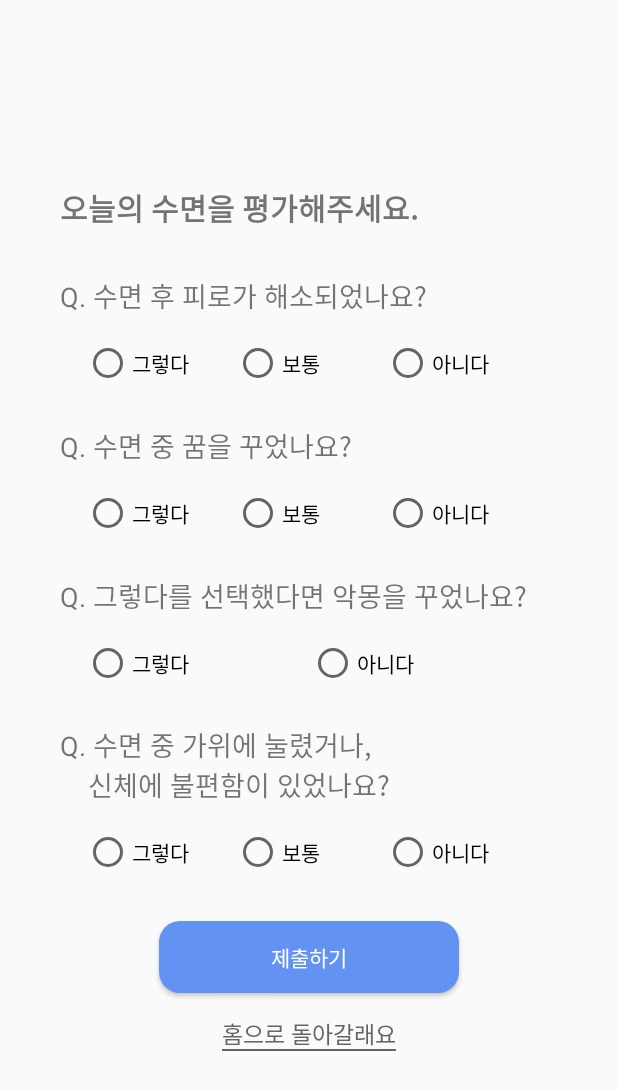
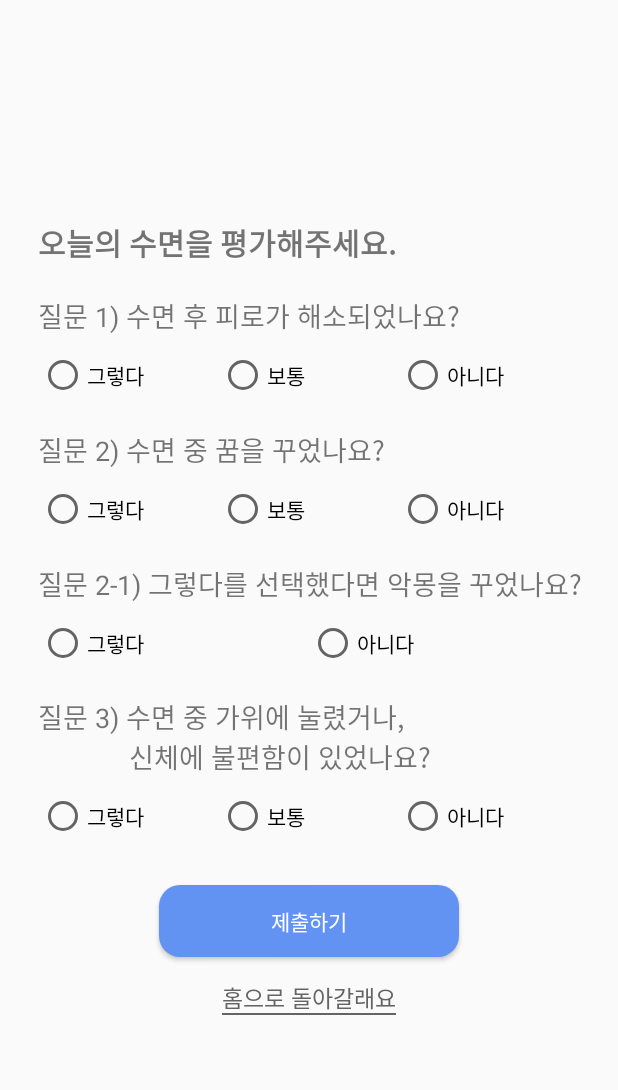
Before and after one commit to GobBaeGiCBNU/AwakeSleep, an Android app: the Survey_Activity screen opened directly, with no data from a screen before it, on a phone screen of 412 x 824 dp. Shown: the top 1090 px of the screen. Run offline under Robolectric (Android 15) with nearby library versions, the phone set to English and light mode, and no system bars.

Commit message:
modify survey
(cherry picked from commit 931af22695dd295590ca9f7b68fb8adc2e93c43e)

# Conflicts:
#	app/src/main/res/layout/activity_survey.xml

```diff
--- a/app/src/main/res/layout/activity_survey.xml
+++ b/app/src/main/res/layout/activity_survey.xml
@@ -13,9 +13,9 @@
         android:layout_width="wrap_content"
         android:layout_height="wrap_content"
         android:text="오늘의 수면을 평가해주세요."
-        android:textSize="20sp"
+        android:textSize="20dp"
         android:layout_gravity="left"
-        android:layout_marginLeft="40dp"
+        android:layout_marginLeft="25dp"
         android:textStyle="bold"/>
 
     <!-- 질문1 -->
@@ -23,18 +23,18 @@
         android:id="@+id/quest1"
         android:layout_width="wrap_content"
         android:layout_height="wrap_content"
-        android:text="Q. 수면 후 피로가 해소되었나요?"
-        android:textSize="18sp"
+        android:text="질문 1) 수면 후 피로가 해소되었나요?"
+        android:textSize="18dp"
         android:layout_gravity="left"
-        android:layout_marginLeft="40dp"
-        android:layout_marginTop="30dp"/>
+        android:layout_marginLeft="25dp"
+        android:layout_marginTop="20dp"/>
 
     <RadioGroup
         android:id="@+id/radioGroup1"
-        android:layout_width="300dp"
+        android:layout_width="360dp"
         android:layout_height="wrap_content"
         android:orientation="horizontal"
-        android:layout_marginTop="15dp">
+        android:layout_marginTop="10dp">
         <RadioButton
             android:layout_weight="1"
             android:text="그렇다"
@@ -63,18 +63,18 @@
         android:id="@+id/quest2"
         android:layout_width="wrap_content"
         android:layout_height="wrap_content"
-        android:text="Q. 수면 중 꿈을 꾸었나요?"
-        android:textSize="18sp"
+        android:text="질문 2) 수면 중 꿈을 꾸었나요?"
+        android:textSize="18dp"
         android:layout_gravity="left"
-        android:layout_marginLeft="40dp"
-        android:layout_marginTop="25dp"/>
+        android:layout_marginLeft="25dp"
+        android:layout_marginTop="20dp"/>
 
     <RadioGroup
         android:id="@+id/radioGroup2"
-        android:layout_width="300dp"
+        android:layout_width="360dp"
         android:layout_height="wrap_content"
         android:orientation="horizontal"
-        android:layout_marginTop="15dp">
+        android:layout_marginTop="10dp">
         <RadioButton
             android:layout_weight="1"
             android:text="그렇다"
@@ -103,18 +103,18 @@
         android:id="@+id/quest2_1"
         android:layout_width="wrap_content"
         android:layout_height="wrap_content"
-        android:text="Q. 그렇다를 선택했다면 악몽을 꾸었나요?"
-        android:textSize="18sp"
+        android:text="질문 2-1) 그렇다를 선택했다면 악몽을 꾸었나요?"
+        android:textSize="18dp"
         android:layout_gravity="left"
-        android:layout_marginLeft="40dp"
-        android:layout_marginTop="25dp"/>
+        android:layout_marginLeft="25dp"
+        android:layout_marginTop="20dp"/>
 
     <RadioGroup
         android:id="@+id/radioGroup2_1"
-        android:layout_width="300dp"
+        android:layout_width="360dp"
         android:layout_height="wrap_content"
         android:orientation="horizontal"
-        android:layout_marginTop="15dp">
+        android:layout_marginTop="10dp">
         <RadioButton
             android:layout_weight="1"
             android:text="그렇다"
@@ -136,18 +136,18 @@
         android:id="@+id/quest3"
         android:layout_width="wrap_content"
         android:layout_height="wrap_content"
-        android:text="Q. 수면 중 가위에 눌렸거나,\n    신체에 불편함이 있었나요? "
-        android:textSize="18sp"
+        android:text="질문 3) 수면 중 가위에 눌렸거나,\n             신체에 불편함이 있었나요? "
+        android:textSize="18dp"
         android:layout_gravity="left"
-        android:layout_marginLeft="40dp"
-        android:layout_marginTop="25dp"/>
+        android:layout_marginLeft="25dp"
+        android:layout_marginTop="20dp"/>
 
     <RadioGroup
         android:id="@+id/radioGroup3"
-        android:layout_width="300dp"
+        android:layout_width="360dp"
         android:layout_height="wrap_content"
         android:orientation="horizontal"
-        android:layout_marginTop="15dp">
+        android:layout_marginTop="10dp">
         <RadioButton
             android:layout_weight="1"
             android:text="그렇다"
@@ -187,7 +187,7 @@
         android:layout_height="wrap_content"
         android:layout_gravity="center"
         android:text="홈으로 돌아갈래요"
-        android:textSize="15sp"
+        android:textSize="15dp"
         android:textColor="#646464"
         android:minHeight="0dp"
         android:background="@drawable/expt_button_style"
```
